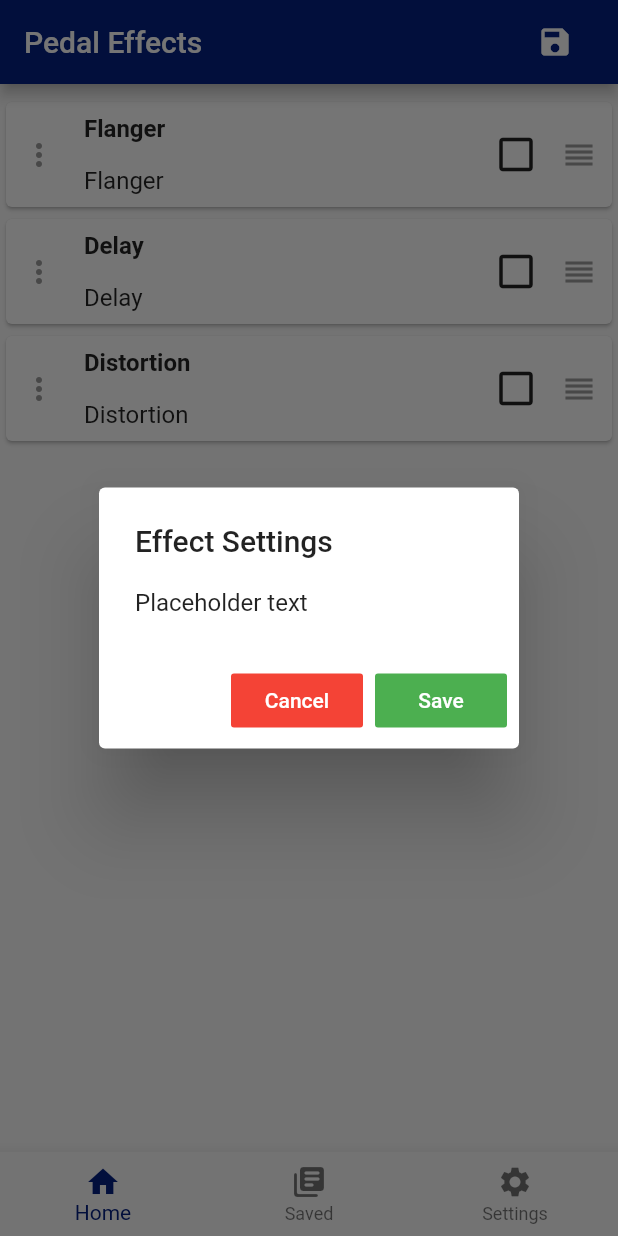
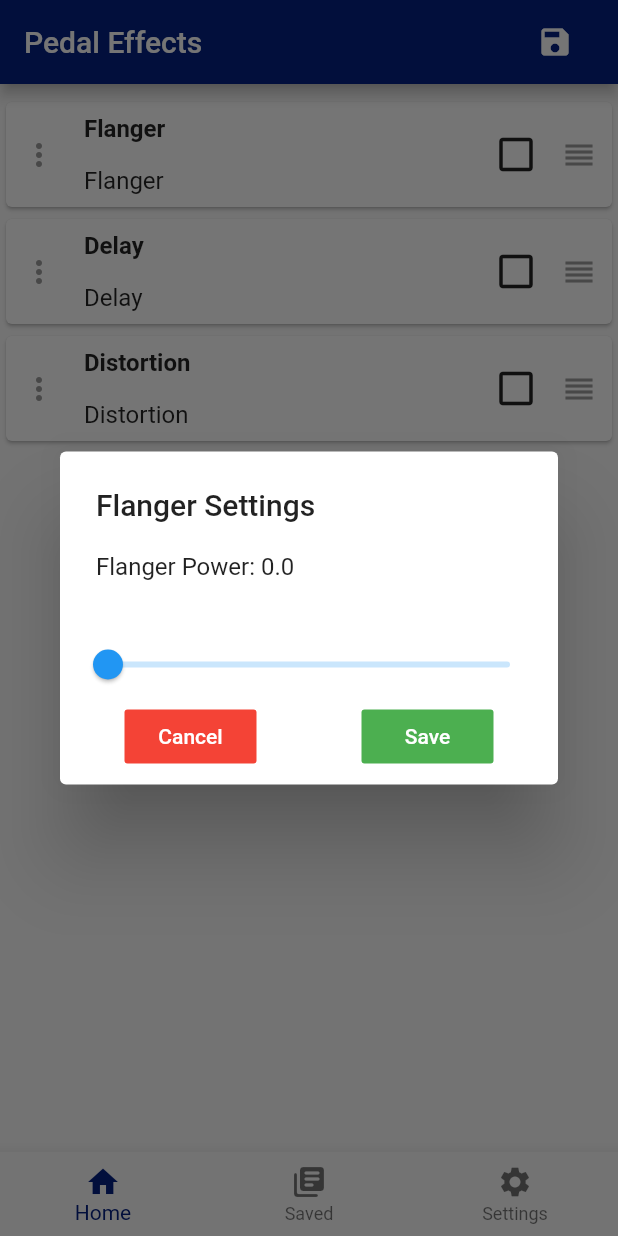
Before and after one commit to acdop100/ECE_4873_Guitar_Pedals_and_Effects, a Flutter app: the screen it shows after launch, after a tap on the "more vert" icon, on a phone screen of 412 x 824 dp. Run offline on Flutter 3.47's test engine with Material 2 defaults, Android fonts, the phone set to English and light mode, and no system bars; our stand-ins replace flutter_blue, fluttertoast, sqflite; missing offline and left inert: flutter_knob; accounts and stored records are empty.

Commit message:
Added effect parameter sliders for each effect
Very basic but I should be able to adapt it easily to Bluetooth code

```diff
--- a/lib/homepage.dart
+++ b/lib/homepage.dart
@@ -1,36 +1,29 @@
 import 'package:flutter/material.dart';
 import 'patchData.dart';
+import 'package:flutter_knob/flutter_knob.dart';
 
-class ListViewCard extends StatefulWidget {
-  final int index;
-  final Key key;
-  final List<Effect> listItems;
-
-  ListViewCard(this.listItems, this.index, this.key);
-
-  @override
-  _ListViewCard createState() => _ListViewCard();
-}
+List<Effect> effects = [flangerEff, delayEff, distortionEff];
 
 Effect flangerEff = Effect(
     id: 0,
     name: 'Flanger',
-    enabled: 0
+    enabled: 0,
+    effectValue: 0.0
 );
 
 Effect delayEff = Effect(
     id: 1,
     name: 'Delay',
-    enabled: 0
+    enabled: 0,
+    effectValue: 0.0
 );
 
 Effect distortionEff = Effect(
     id: 2,
     name: 'Distortion',
-    enabled: 0
+    enabled: 0,
+    effectValue: 0.0
 );
-
-List<Effect> effects = [flangerEff, delayEff, distortionEff];
 
 TextEditingController _effectName = TextEditingController();
 String codeDialog;
@@ -43,14 +36,42 @@ findNewPatchID()
   return 1;
 }
 
-// For changing effect settings
-_effectSettings(BuildContext context) {
-  showDialog(
-      context: context,
-      builder: (_) => new AlertDialog(
-        title: new Text("Effect Settings"),
-        content: new Text("Placeholder text"),
+// Show effect parameters that can be changed
+class EffectSettings extends StatefulWidget {
+  final String recordObject;
+  double value = 0.0;
+  EffectSettings(this.recordObject, this.value);
+
+  @override
+  _EffectSettings createState() => new _EffectSettings();
+}
+
+class _EffectSettings extends State<EffectSettings> {
+
+  static const double minValue = 0;
+  static const double maxValue = 10;
+
+  void _setValue(double value) => setState(() => widget.value = value);
+
+  @override
+  Widget build(BuildContext context) {
+    // New window
+    return AlertDialog(
+      title: new Text('${widget.recordObject} Settings'),
+      content: new Text(
+        '${widget.recordObject} Power: ${widget.value.toStringAsFixed(1)}',
+      ),
       actions: <Widget>[
+        // Effect intensity value
+        Slider(
+            value: widget.value,
+            onChanged: _setValue,
+            min: minValue,
+            max: maxValue
+        ),
+        Row(
+          mainAxisAlignment: MainAxisAlignment.spaceAround,
+          children: [
             FlatButton(
               color: Colors.red,
               textColor: Colors.white,
@@ -64,11 +85,14 @@ _effectSettings(BuildContext context) {
               textColor: Colors.white,
               child: Text('Save'),
               onPressed: () {
-              Navigator.pop(context);
+                Navigator.pop(context, widget.value);
               },
             ),
           ],
-      ));
+        )
+      ],
+    );
+  }
 }
 
 // For saving effect patches
@@ -79,7 +103,6 @@ _saveEffect(BuildContext context) {
         title: new Text("Save Effect"),
         content: TextField(
           onChanged: (value) {
-
           },
           controller: _effectName,
           decoration: InputDecoration(hintText: "Name of patch"),
@@ -111,6 +134,17 @@ _saveEffect(BuildContext context) {
       ));
 }
 
+class ListViewCard extends StatefulWidget {
+  final int index;
+  final Key key;
+  final List<Effect> listItems;
+
+  ListViewCard(this.listItems, this.index, this.key);
+
+  @override
+  _ListViewCard createState() => _ListViewCard();
+}
+
 // Builds the effect rows
 class _ListViewCard extends State<ListViewCard> {
   @override
@@ -126,7 +160,17 @@ class _ListViewCard extends State<ListViewCard> {
             new GestureDetector(
               onTap: () {
                 // Bring up settings page for that effect
-                _effectSettings(context);
+                showDialog(
+                    context: context,
+                    builder: (_) {
+                      return EffectSettings(widget.listItems[widget.index].name, widget.listItems[widget.index].effectValue);
+                    }).then((value) {
+                      if (value != null)
+                        {
+                          widget.listItems[widget.index].effectValue = value;
+                        }
+                    }
+                );
               },
               child: new Container(
                   margin: const EdgeInsets.all(10.0),
--- a/lib/patchData.dart
+++ b/lib/patchData.dart
@@ -14,11 +14,13 @@ class Effect {
   int id;
   String name;
   int enabled = 0;
+  double effectValue;
 
   Effect({
     this.id,
     this.name,
     this.enabled = 0,
+    this.effectValue = 0.0
   });
 
   // Convert an effect into a Map. The keys must correspond to the names of the
@@ -28,6 +30,7 @@ class Effect {
       'id': id,
       'name': name,
       'enabled': enabled,
+      'effectValue': effectValue,
     };
   }
 }
--- a/pubspec.yaml
+++ b/pubspec.yaml
@@ -27,6 +27,7 @@ dependencies:
     sdk: flutter
   sqflite:
   path:
+  flutter_knob:
 
 
   # The following adds the Cupertino Icons font to your application.
```
Lines whose indentation alone changed are shown as unchanged.
